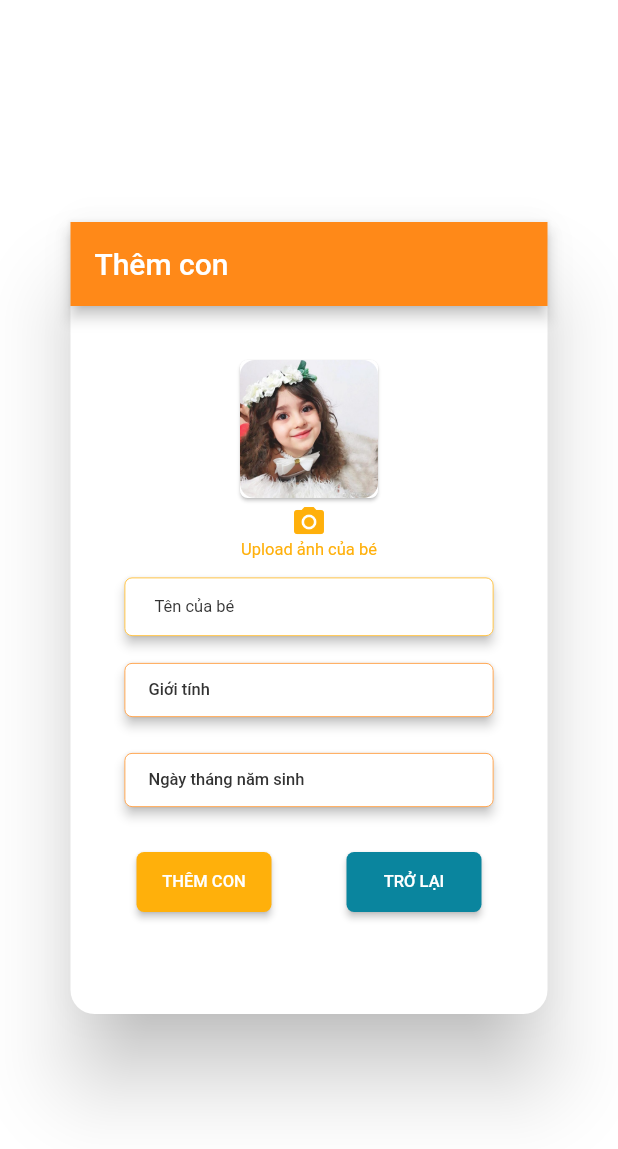
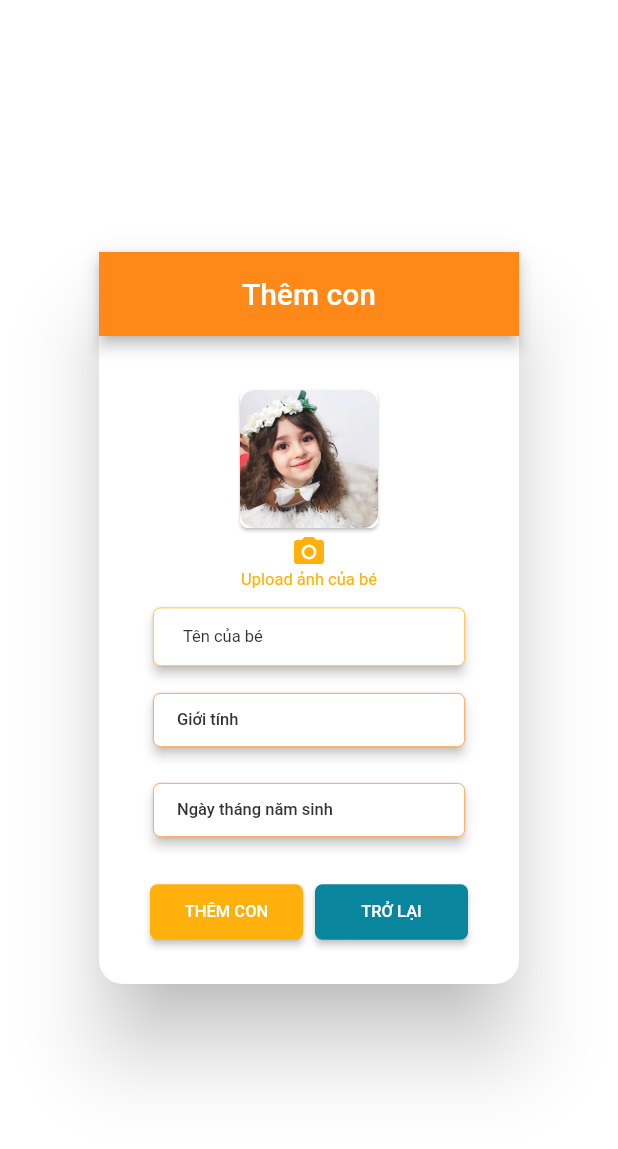
Before and after one commit to NhaPCS/baby_garden, a Flutter app: the AddChildDialog widget shown alone on an empty page, opened directly, on a phone screen of 412 x 824 dp. Shown: the top 1149 px of the screen. Run offline on Flutter 3.47's test engine with Material 2 defaults, Android fonts, the phone set to English and light mode, and no system bars; our stand-ins replace auto_size_text, cached_network_image, carousel_slider, dots_indicator, fl_chart, flutter_html and 10 more; missing offline and left inert: barcode_scan, flutter_picker; accounts and stored records are empty.

Commit message:
fix design add child

```diff
--- a/lib/screen/account_manage/dialog/add_child_dialog.dart
+++ b/lib/screen/account_manage/dialog/add_child_dialog.dart
@@ -7,6 +7,7 @@ import 'package:baby_garden_flutter/provider/select_gender_provider.dart';
 import 'package:baby_garden_flutter/screen/base_state.dart';
 import 'package:baby_garden_flutter/screen/profile/widget/change_avatar.dart';
 import 'package:baby_garden_flutter/util/resource.dart';
+import 'package:baby_garden_flutter/widget/button/my_raised_button.dart';
 import 'package:baby_garden_flutter/widget/input/my_text_field.dart';
 import 'package:flutter/cupertino.dart';
 import 'package:flutter/material.dart';
@@ -20,7 +21,8 @@ class AddChildDialog extends StatefulWidget {
   final AddChildCallBack addChildCallBack;
   final ValueChanged<File> onSelectImage;
 
-  const AddChildDialog({Key key, this.addChildCallBack, this.onSelectImage}) : super(key: key);
+  const AddChildDialog({Key key, this.addChildCallBack, this.onSelectImage})
+      : super(key: key);
 
   @override
   _ShowAddAddressDialogState createState() => _ShowAddAddressDialogState();
@@ -41,6 +43,7 @@ class _ShowAddAddressDialogState extends BaseState<AddChildDialog> {
       ),
       title: AppBar(
         iconTheme: IconThemeData(color: Colors.white),
+        centerTitle: true,
         title: Text(
           S.of(context).addChild,
           style: TextStyle(color: Colors.white),
@@ -176,6 +179,7 @@ class _ShowAddAddressDialogState extends BaseState<AddChildDialog> {
               minWidth: double.infinity,
             ),
           ),
+          SizedBox(height: SizeUtil.defaultSpace),
           dialogBtn(context)
         ],
       ),
@@ -183,73 +187,54 @@ class _ShowAddAddressDialogState extends BaseState<AddChildDialog> {
   }
 
   Widget dialogBtn(context) {
-    return Padding(
-      padding: const EdgeInsets.only(
-          left: SizeUtil.defaultSpace,
-          right: SizeUtil.defaultSpace,
-          top: SizeUtil.defaultSpace,
-          bottom: SizeUtil.biggerSpace),
-      child: Row(
+    return Row(
       mainAxisAlignment: MainAxisAlignment.center,
       crossAxisAlignment: CrossAxisAlignment.end,
       children: <Widget>[
-          ButtonTheme(
-            minWidth: 90,
-            height: SizeUtil.biggerSpace,
-            child: RaisedButton(
-              shape: RoundedRectangleBorder(
-                borderRadius: new BorderRadius.circular(SizeUtil.tinyRadius),
+        SizedBox(
+          width: SizeUtil.smallSpace,
         ),
+        Flexible(
+          child: MyRaisedButton(
+              matchParent: true,
+              padding: EdgeInsets.only(
+                top: SizeUtil.midSpace,
+                bottom: SizeUtil.midSpace,
+              ),
+              text: S.of(context).addChild.toUpperCase(),
+              textStyle: TextStyle(
+                  fontSize: SizeUtil.textSizeSmall, color: Colors.white),
               color: ColorUtil.colorAccent,
+              borderRadius: SizeUtil.tinyRadius,
               onPressed: () {
-                // add child
-                if (!WidgetUtil.verifyParams(context, params: [
-                  Param(
-                      key: S.of(context).nameOfChild,
-                      value: _nameController.text),
-                  Param(
-                      key: S.of(context).gender,
-                      value: _selectGenderProvider.gender),
-                  Param(
-                      key: S.of(context).date, value: _selectDateProvider.date)
-                ])) return;
-                widget.addChildCallBack(
-                    _nameController.text,
-                    _selectGenderProvider.gender,
-                    DateUtil.formatBirthdayDate(_selectDateProvider.date));
+                // TODO add api add child
+                // http://chap.com.vn/vcb/api/addBaby
                 Navigator.of(context).pop();
-              },
-              child: Text(
-                S.of(context).addChild.toUpperCase(),
-                style: TextStyle(
-                    fontSize: SizeUtil.textSizeSmall, color: Colors.white),
-              ),
-            ),
+              }),
         ),
         SizedBox(
-            width: SizeUtil.hugSpace,
+          width: SizeUtil.midSmallSpace,
         ),
-          // TODO-QAnh: dung MyRaisedButton
-          ButtonTheme(
-            minWidth: 90,
-            height: SizeUtil.biggerSpace,
-            child: RaisedButton(
-              shape: RoundedRectangleBorder(
-                borderRadius: new BorderRadius.circular(SizeUtil.tinyRadius),
+        Flexible(
+          child: MyRaisedButton(
+              matchParent: true,
+              padding: EdgeInsets.only(
+                top: SizeUtil.midSpace,
+                bottom: SizeUtil.midSpace,
               ),
+              text: S.of(context).comeBack.toUpperCase(),
+              textStyle: TextStyle(
+                  fontSize: SizeUtil.textSizeSmall, color: Colors.white),
               color: Color.fromRGBO(10, 133, 158, 1),
+              borderRadius: SizeUtil.tinyRadius,
               onPressed: () {
                 Navigator.of(context).pop();
-              },
-              child: Text(
-                S.of(context).comeBack.toUpperCase(),
-                style: TextStyle(
-                    fontSize: SizeUtil.textSizeSmall, color: Colors.white),
+              }),
         ),
+        SizedBox(
+          width: SizeUtil.smallSpace,
         ),
-          )
       ],
-      ),
     );
   }
 
```
Lines whose indentation alone changed are shown as unchanged.
